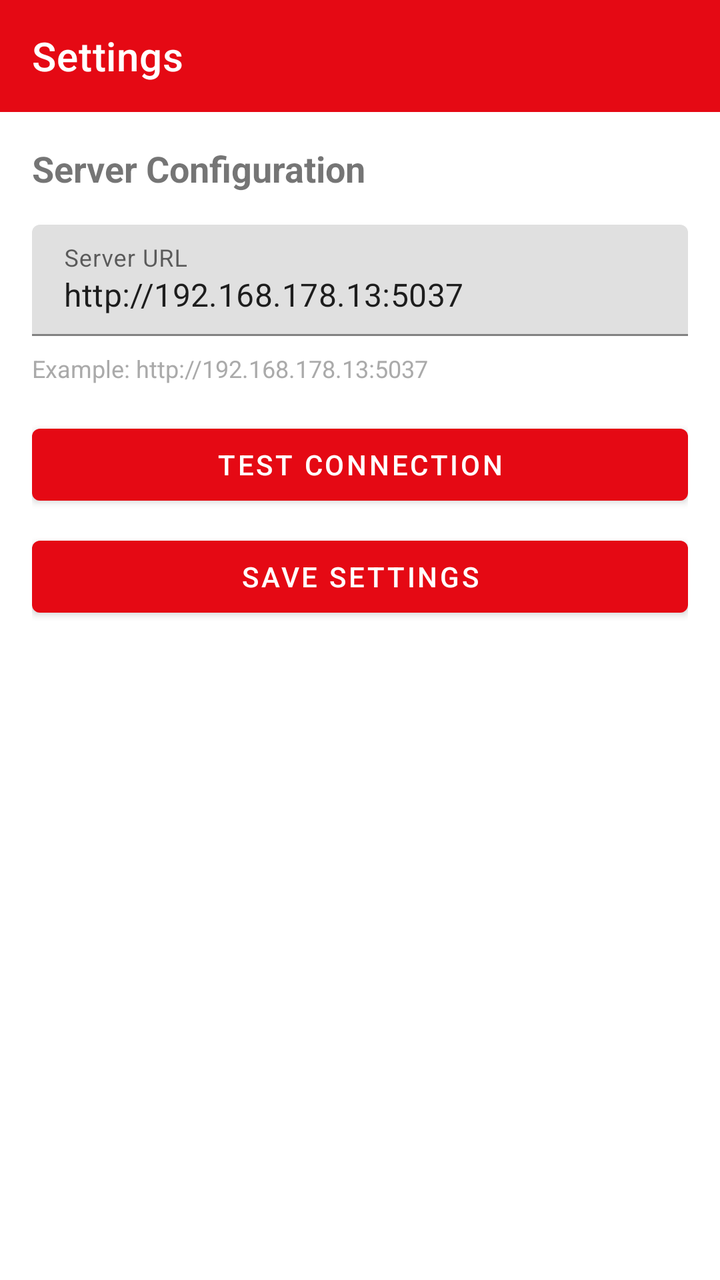
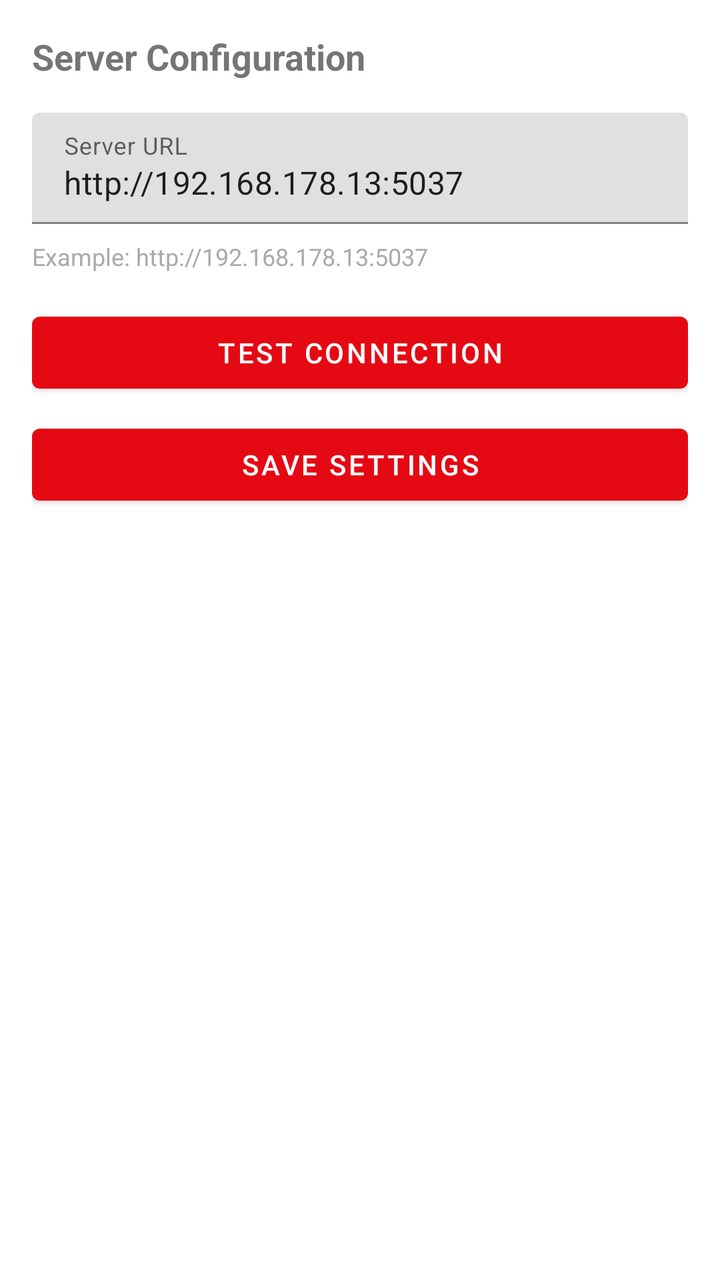

Compare the two renders of this Android layout. The source of the first and the diff that turns it into the second are given below.
<!-- AndroidManifest.xml: application theme Theme.Lanflix -->
<!-- res/layout/activity_settings.xml -->
<?xml version="1.0" encoding="utf-8"?>
<LinearLayout 
    xmlns:android="http://schemas.android.com/apk/res/android"
    xmlns:app="http://schemas.android.com/apk/res-auto"
    android:layout_width="match_parent"
    android:layout_height="match_parent"
    android:orientation="vertical">

    <com.google.android.material.appbar.AppBarLayout
        android:layout_width="match_parent"
        android:layout_height="wrap_content">

        <androidx.appcompat.widget.Toolbar
            android:id="@+id/toolbar"
            android:layout_width="match_parent"
            android:layout_height="?attr/actionBarSize"
            android:background="?attr/colorPrimary"
            app:title="Settings"
            app:titleTextColor="@android:color/white" />

    </com.google.android.material.appbar.AppBarLayout>

    <ScrollView
        android:layout_width="match_parent"
        android:layout_height="match_parent"
        android:padding="16dp">

        <LinearLayout
            android:layout_width="match_parent"
            android:layout_height="wrap_content"
            android:orientation="vertical">

            <TextView
                android:layout_width="match_parent"
                android:layout_height="wrap_content"
                android:text="Server Configuration"
                android:textSize="18sp"
                android:textStyle="bold"
                android:layout_marginBottom="16dp" />

            <com.google.android.material.textfield.TextInputLayout
                android:layout_width="match_parent"
                android:layout_height="wrap_content"
                android:hint="Server URL"
                android:layout_marginBottom="8dp">

                <com.google.android.material.textfield.TextInputEditText
                    android:id="@+id/editServerUrl"
                    android:layout_width="match_parent"
                    android:layout_height="wrap_content"
                    android:inputType="textUri"
                    android:text="http://192.168.178.13:5037" />

            </com.google.android.material.textfield.TextInputLayout>

            <TextView
                android:layout_width="match_parent"
                android:layout_height="wrap_content"
                android:text="Example: http://192.168.178.13:5037"
                android:textSize="12sp"
                android:textColor="@android:color/darker_gray"
                android:layout_marginBottom="16dp" />

            <Button
                android:id="@+id/buttonTest"
                android:layout_width="match_parent"
                android:layout_height="wrap_content"
                android:text="Test Connection"
                android:layout_marginBottom="8dp" />

            <Button
                android:id="@+id/buttonSave"
                android:layout_width="match_parent"
                android:layout_height="wrap_content"
                android:text="Save Settings" />

        </LinearLayout>

    </ScrollView>

</LinearLayout>
<!-- resources referenced by this layout -->
<resources>
  <style name="Theme.Lanflix" parent="Theme.MaterialComponents.DayNight.NoActionBar">
          <item name="colorPrimary">#E50914</item>
          <item name="colorPrimaryDark">#B20710</item>
          <item name="colorAccent">#E50914</item>
      </style>
</resources>

<!-- the commit's change to res/layout/activity_settings.xml (unified diff, before → after) -->
@@ -5,20 +5,6 @@
     android:layout_width="match_parent"
     android:layout_height="match_parent"
     android:orientation="vertical">
-
-    <com.google.android.material.appbar.AppBarLayout
-        android:layout_width="match_parent"
-        android:layout_height="wrap_content">
-
-        <androidx.appcompat.widget.Toolbar
-            android:id="@+id/toolbar"
-            android:layout_width="match_parent"
-            android:layout_height="?attr/actionBarSize"
-            android:background="?attr/colorPrimary"
-            app:title="Settings"
-            app:titleTextColor="@android:color/white" />
-
-    </com.google.android.material.appbar.AppBarLayout>
 
     <ScrollView
         android:layout_width="match_parent"
